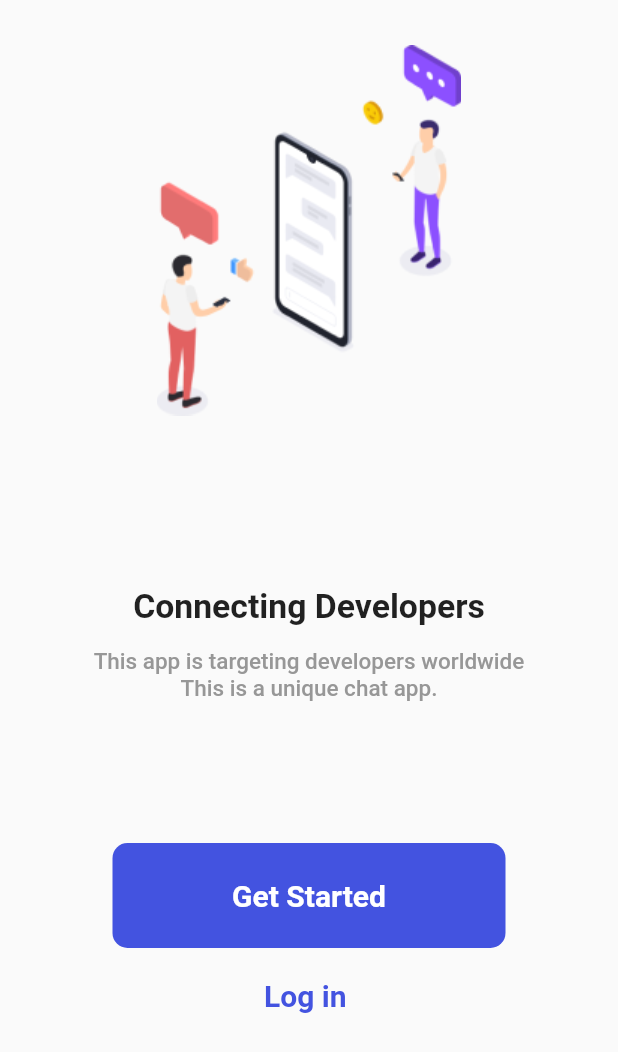
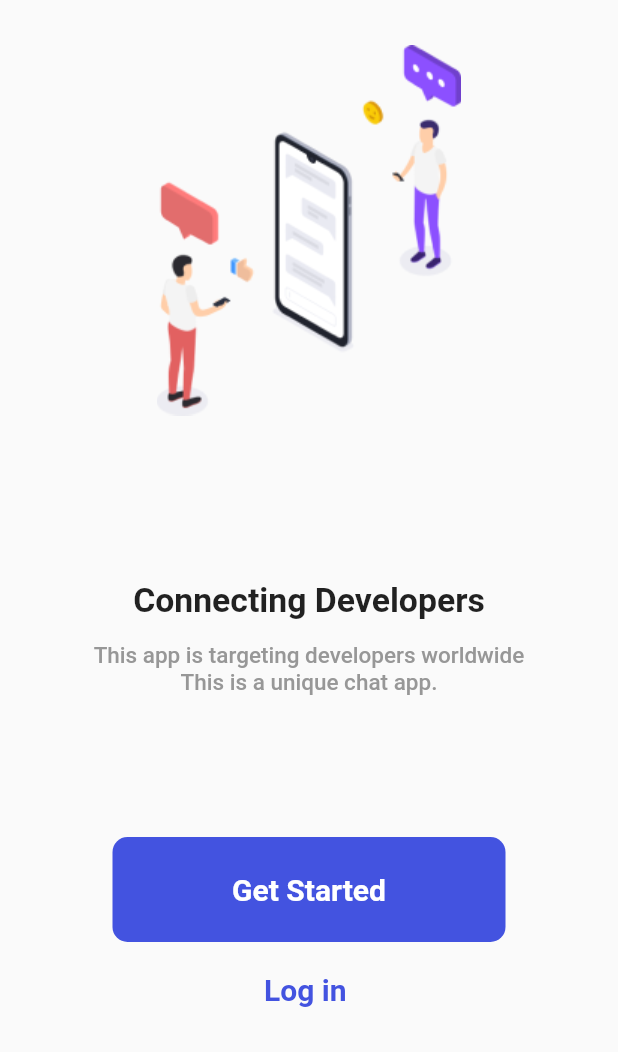
Before and after one commit to abbesdev/devspace-app, a Flutter app: the screen it shows after launch, on a phone screen of 412 x 824 dp. Shown: the top 1052 px of the screen. Run offline on Flutter 3.47's test engine with Material 2 defaults, Android fonts, the phone set to English and light mode, and no system bars; Roboto replaces fonts that are missing (Metropolis).

Commit message:
pushed getstarted

```diff
--- a/chatapp/lib/WelcomeScreen.dart
+++ b/chatapp/lib/WelcomeScreen.dart
@@ -27,7 +27,7 @@ class _WelcomeScreenState extends State<WelcomeScreen> {
               Image.asset('assets/images/isometric-online-chat 1.png')
             ],
           ),
-          SizedBox(height: 114),
+          SizedBox(height: 110),
           Row(
             mainAxisAlignment: MainAxisAlignment.center,
             children: [
```
